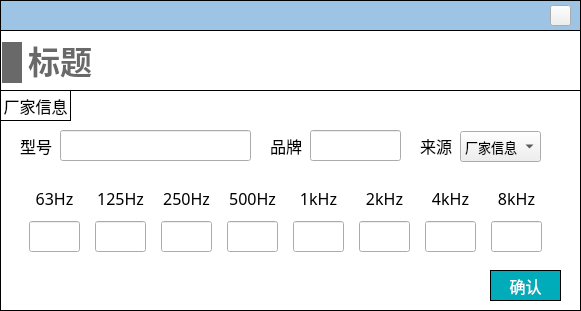
Above: NoiseCalSoft/inputDialog/dialog_silencer.ui from SheepBowwow/NoiCal before the change. Below: the same form after it.
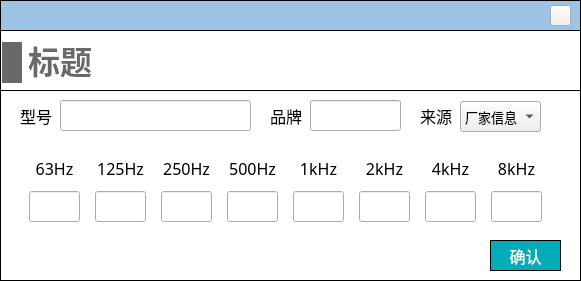
That is the form after the change. Icons and pictures are not drawn.

What changed in the file:
```diff
--- a/NoiseCalSoft/inputDialog/dialog_silencer.ui
+++ b/NoiseCalSoft/inputDialog/dialog_silencer.ui
@@ -7,7 +7,7 @@
     <x>0</x>
     <y>0</y>
     <width>581</width>
-    <height>311</height>
+    <height>281</height>
    </rect>
   </property>
   <property name="windowTitle">
@@ -37,7 +37,7 @@
      <x>0</x>
      <y>30</y>
      <width>581</width>
-     <height>281</height>
+     <height>251</height>
     </rect>
    </property>
    <property name="styleSheet">
@@ -52,7 +52,7 @@
       <x>0</x>
       <y>60</y>
       <width>581</width>
-      <height>221</height>
+      <height>191</height>
      </rect>
     </property>
     <property name="styleSheet">
@@ -86,7 +86,7 @@
      <property name="geometry">
       <rect>
        <x>270</x>
-       <y>40</y>
+       <y>10</y>
        <width>41</width>
        <height>31</height>
       </rect>
@@ -105,7 +105,7 @@
      <property name="geometry">
       <rect>
        <x>20</x>
-       <y>40</y>
+       <y>10</y>
        <width>41</width>
        <height>31</height>
       </rect>
@@ -124,7 +124,7 @@
      <property name="geometry">
       <rect>
        <x>310</x>
-       <y>40</y>
+       <y>10</y>
        <width>91</width>
        <height>31</height>
       </rect>
@@ -140,7 +140,7 @@
      <property name="geometry">
       <rect>
        <x>20</x>
-       <y>92</y>
+       <y>62</y>
        <width>531</width>
        <height>72</height>
       </rect>
@@ -563,7 +563,7 @@
      <property name="geometry">
       <rect>
        <x>60</x>
-       <y>40</y>
+       <y>10</y>
        <width>191</width>
        <height>31</height>
       </rect>
@@ -579,7 +579,7 @@
      <property name="geometry">
       <rect>
        <x>490</x>
-       <y>180</y>
+       <y>150</y>
        <width>71</width>
        <height>31</height>
       </rect>
@@ -610,36 +610,11 @@
       <string>确认</string>
      </property>
     </widget>
-    <widget class="QLabel" name="label_6">
-     <property name="geometry">
-      <rect>
-       <x>0</x>
-       <y>0</y>
-       <width>71</width>
-       <height>31</height>
-      </rect>
-     </property>
-     <property name="font">
-      <font>
-       <family>黑体</family>
-       <pointsize>-1</pointsize>
-      </font>
-     </property>
-     <property name="styleSheet">
-      <string notr="true">border: 1px solid #000000;</string>
-     </property>
-     <property name="text">
-      <string>厂家信息</string>
-     </property>
-     <property name="alignment">
-      <set>Qt::AlignCenter</set>
-     </property>
-    </widget>
     <widget class="QComboBox" name="comboBox_data_source">
      <property name="geometry">
       <rect>
        <x>460</x>
-       <y>41</y>
+       <y>11</y>
        <width>81</width>
        <height>31</height>
       </rect>
@@ -659,7 +634,7 @@
      <property name="geometry">
       <rect>
        <x>420</x>
-       <y>40</y>
+       <y>10</y>
        <width>41</width>
        <height>31</height>
       </rect>
```
